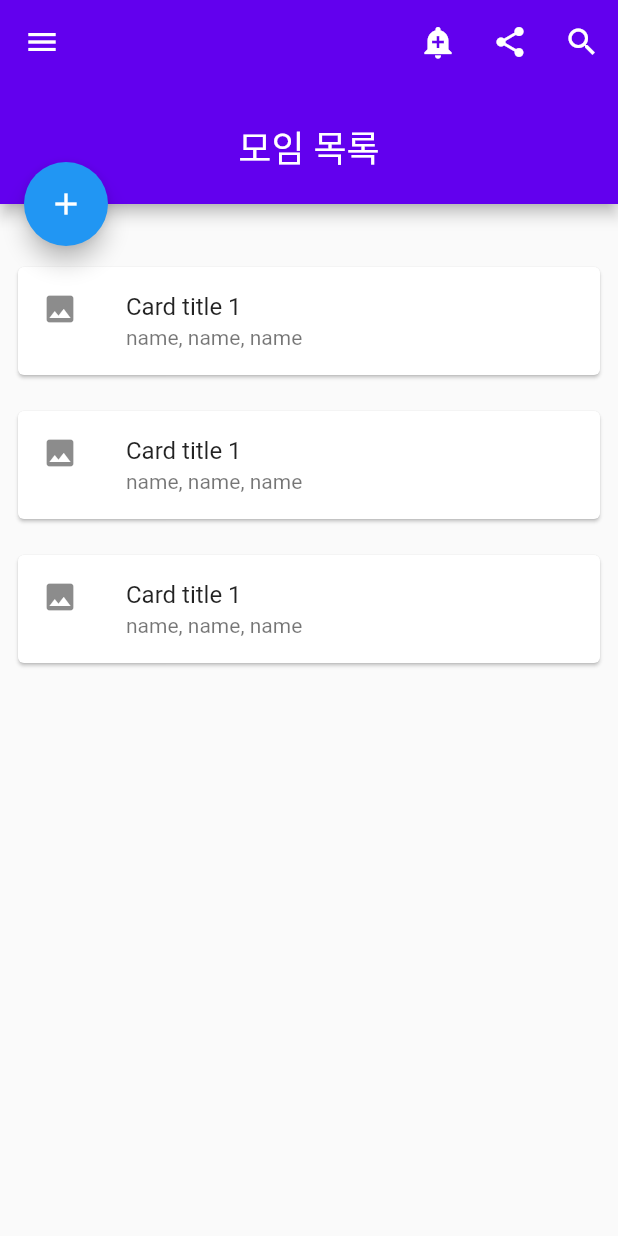
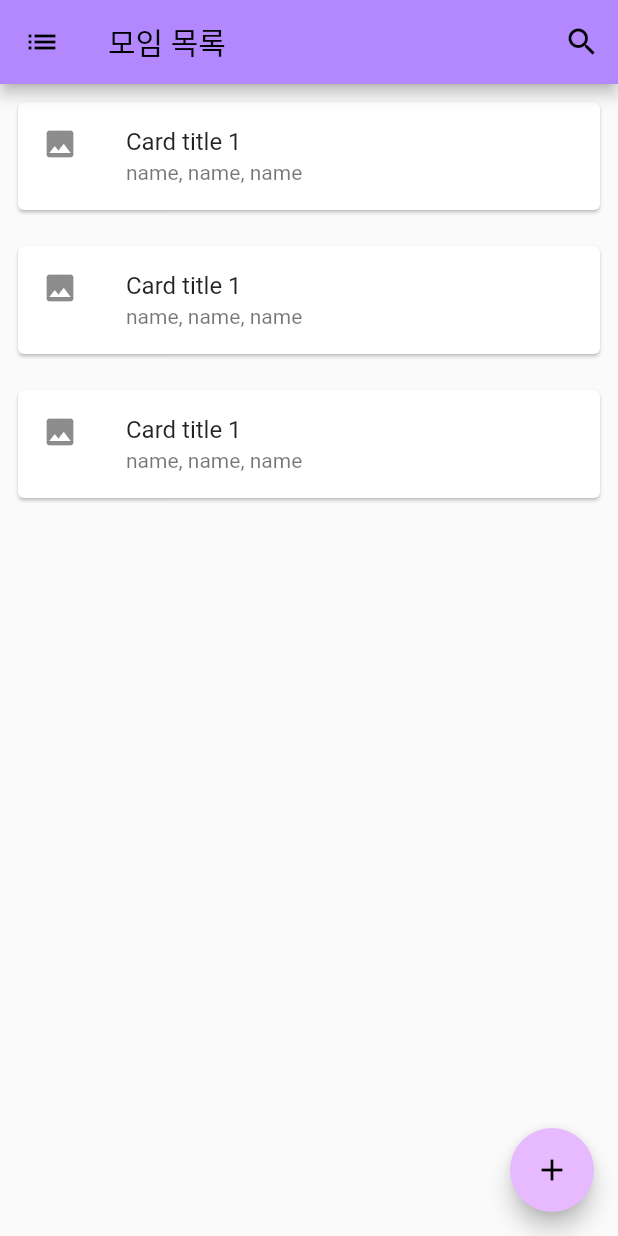
Before and after one commit to dsc-sookmyung/2021-SeNaJooNa-OurStory, a Flutter app: the GroupScreen screen opened by its route, on a phone screen of 412 x 824 dp. Run offline on Flutter 3.47's test engine with Material 2 defaults, Android fonts, the phone set to English and light mode, and no system bars; network calls fail.

Commit message:
change appbar, color, image

```diff
--- /dev/null
+++ b/lib/Constansts.dart
@@ -0,0 +1,5 @@
+import 'package:flutter/material.dart';
+
+const kPrimaryColor = Color(0xFFB388FF);
+const kPLightColor = Color(0xFFE7B9FF);
+const kPDarkColor = Color(0xFF805ACB);
--- a/lib/components/rounded_button.dart
+++ b/lib/components/rounded_button.dart
@@ -13,7 +13,7 @@ class RoundedButton extends StatelessWidget {
       padding: EdgeInsets.symmetric(vertical: 16.0),
       child: Material(
         color: colour,
-        borderRadius: BorderRadius.circular(10.0),
+        borderRadius: BorderRadius.circular(20.0),
         child: MaterialButton(
           onPressed: onPressed,
           minWidth: 200.0,
--- a/lib/screens/group_screen.dart
+++ b/lib/screens/group_screen.dart
@@ -1,7 +1,9 @@
 import 'package:flutter/cupertino.dart';
 import 'package:flutter/material.dart';
+import 'package:together/Constansts.dart';
 import 'package:together/screens/add_group_screen.dart';
-import 'package:together/screens/group_page_screen.dart';
+import 'package:together/screens/diary_screen.dart';
+import 'file:///C:/Users/LEE/AndroidStudioProjects/together/lib/trash/group_page_screen.dart';
 
 class GroupScreen extends StatefulWidget {
   static const String id = 'group_screen';
@@ -10,11 +12,22 @@ class GroupScreen extends StatefulWidget {
 }
 
 class _GroupScreenState extends State<GroupScreen> {
+  final GlobalKey<ScaffoldState> _scaffoldKey = GlobalKey<ScaffoldState>();
+
+  void _openDrawer() {
+    _scaffoldKey.currentState.openDrawer();
+  }
+
   @override
   Widget build(BuildContext context) {
     return Scaffold(
+      key: _scaffoldKey,
       floatingActionButton: FloatingActionButton(
-        child: Icon(Icons.add),
+        backgroundColor: kPLightColor,
+        child: Icon(
+          Icons.add,
+          color: Colors.black,
+        ),
         onPressed: () {
           Navigator.push(
             context,
@@ -25,44 +38,26 @@ class _GroupScreenState extends State<GroupScreen> {
           );
         },
       ),
-      floatingActionButtonLocation: FloatingActionButtonLocation.startTop,
       appBar: AppBar(
-        backgroundColor: Color(0xFF6200EE),
-        bottom: PreferredSize(
-          child: Padding(
-            padding: const EdgeInsets.all(20.0),
-            child: Text(
-              "모임 목록",
-              style: TextStyle(
-                color: Colors.white,
-                fontSize: 24.0,
-              ),
-            ),
+        leading: IconButton(
+          icon: Icon(
+            Icons.list,
+            color: Colors.black,
           ),
-          preferredSize: Size(0.0, 80.0),
+          onPressed: _openDrawer,
         ),
-        // leading: IconButton(
-        //   icon: Icon(Icons.menu),
-        //   onPressed: () {},
-        // ),
-        // title: Text('모임 목록'),
+        backgroundColor: kPrimaryColor,
+        title: Text(
+          '모임 목록',
+          style: TextStyle(
+            color: Colors.black,
+          ),
+        ),
         actions: <Widget>[
           IconButton(
             icon: Icon(
-              Icons.add_alert,
-              color: Colors.white,
-            ),
-          ),
-          IconButton(
-            icon: Icon(
-              Icons.share,
-              color: Colors.white,
-            ),
-          ),
-          IconButton(
-            icon: Icon(
               Icons.search,
-              color: Colors.white,
+              color: Colors.black,
             ),
           ),
         ],
@@ -70,9 +65,9 @@ class _GroupScreenState extends State<GroupScreen> {
       drawer: Navigation_Drawer(),
       body: Column(
         children: <Widget>[
-          SizedBox(
-            height: 30.0,
-          ),
+          // SizedBox(
+          //   height: 10.0,
+          // ),
           Expanded(
             child: ListView(
               children: <Widget>[
@@ -161,7 +156,7 @@ class GroupCard extends StatelessWidget {
           children: [
             ListTile(
               onTap: () {
-                Navigator.pushNamed(context, GroupPageScreen.id);
+                Navigator.pushNamed(context, DiaryScreen.id);
               },
               leading: Icon(Icons.photo),
               title: Text('Card title 1'),
--- a/lib/screens/group_page_screen.dart
+++ b/lib/trash/group_page_screen.dart
@@ -1,8 +1,8 @@
 import 'package:flutter/material.dart';
-import 'package:together/screens/calendar_screen.dart';
-import 'package:together/screens/chat_screen.dart';
+import 'file:///C:/Users/LEE/AndroidStudioProjects/together/lib/trash/calendar_screen.dart';
+import 'file:///C:/Users/LEE/AndroidStudioProjects/together/lib/trash/chat_screen.dart';
 import 'package:together/screens/diary_screen.dart';
-import 'package:together/screens/map_screen.dart';
+import 'file:///C:/Users/LEE/AndroidStudioProjects/together/lib/trash/map_screen.dart';
 
 class GroupPageScreen extends StatefulWidget {
   static const String id = 'group_page_screen';
--- a/pubspec.yaml
+++ b/pubspec.yaml
@@ -47,7 +47,8 @@ flutter:
   uses-material-design: true
 
   # To add assets to your application, add an assets section, like this:
-  # assets:
+  assets:
+    - assets/
   #   - images/a_dot_burr.jpeg
   #   - images/a_dot_ham.jpeg
 
```
Also changed, not shown: lib/main.dart (+2 -10 lines), lib/screens/diary_screen.dart (+18 -11 lines), lib/screens/view_diary_screen.dart (+20 -57 lines), lib/screens/welcome_screen.dart (+6 -12 lines), assets/welcome_image.jpg (added), lib/trash/calendar_screen.dart (renamed from lib/screens/calendar_screen.dart), lib/trash/chat_screen.dart (renamed from lib/screens/chat_screen.dart), lib/trash/map_screen.dart (renamed from lib/screens/map_screen.dart), lib/trash/registration_screen.dart (renamed from lib/screens/registration_screen.dart).
